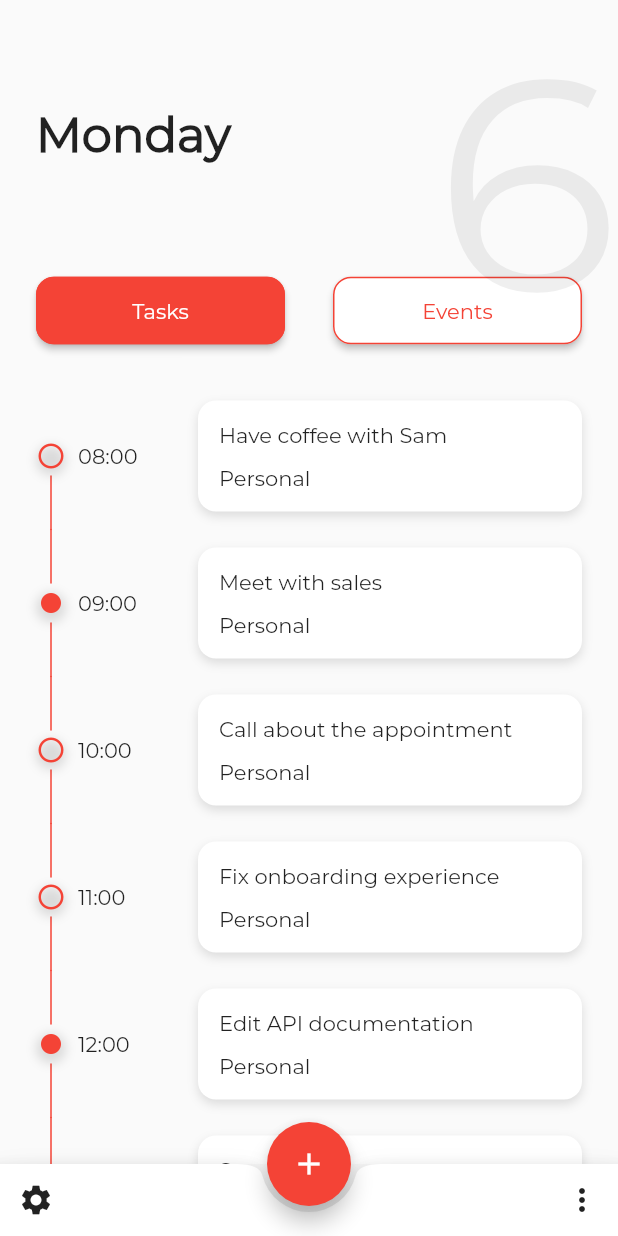
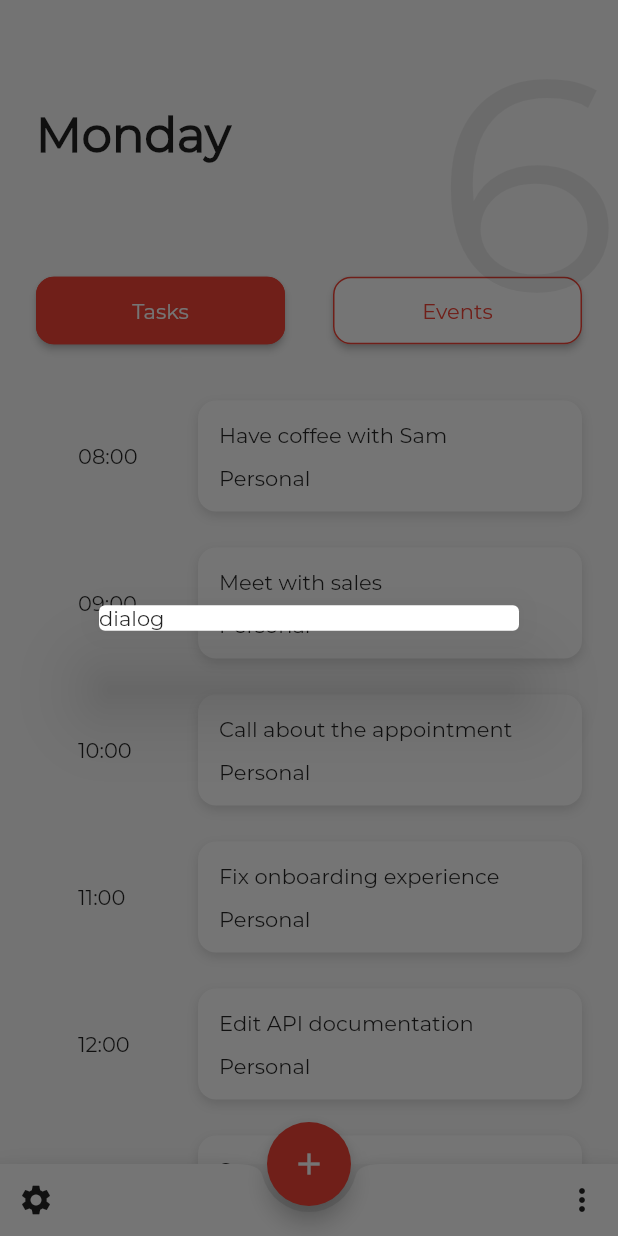
Before and after one commit to lucsbasto/todo-app, a Flutter app: the screen it shows after launch, after a tap on the "add" icon, on a phone screen of 412 x 824 dp. Run offline on Flutter 3.47's test engine with Material 2 defaults, Android fonts, the phone set to English and light mode, and no system bars.

Commit message:
adicionando dialog no onPressed

```diff
--- a/lib/main.dart
+++ b/lib/main.dart
@@ -42,7 +42,15 @@ class _MyHomePageState extends State<MyHomePage> {
         ],
       ),
       floatingActionButton: FloatingActionButton(
-        onPressed: () {},
+        onPressed: () {
+          showDialog(
+              context: context,
+              builder: (BuildContext context) {
+                return Dialog(
+                  child: Text("dialog"),
+                );
+              });
+        },
         child: Icon(Icons.add),
       ),
       floatingActionButtonLocation: FloatingActionButtonLocation.centerDocked,
```
